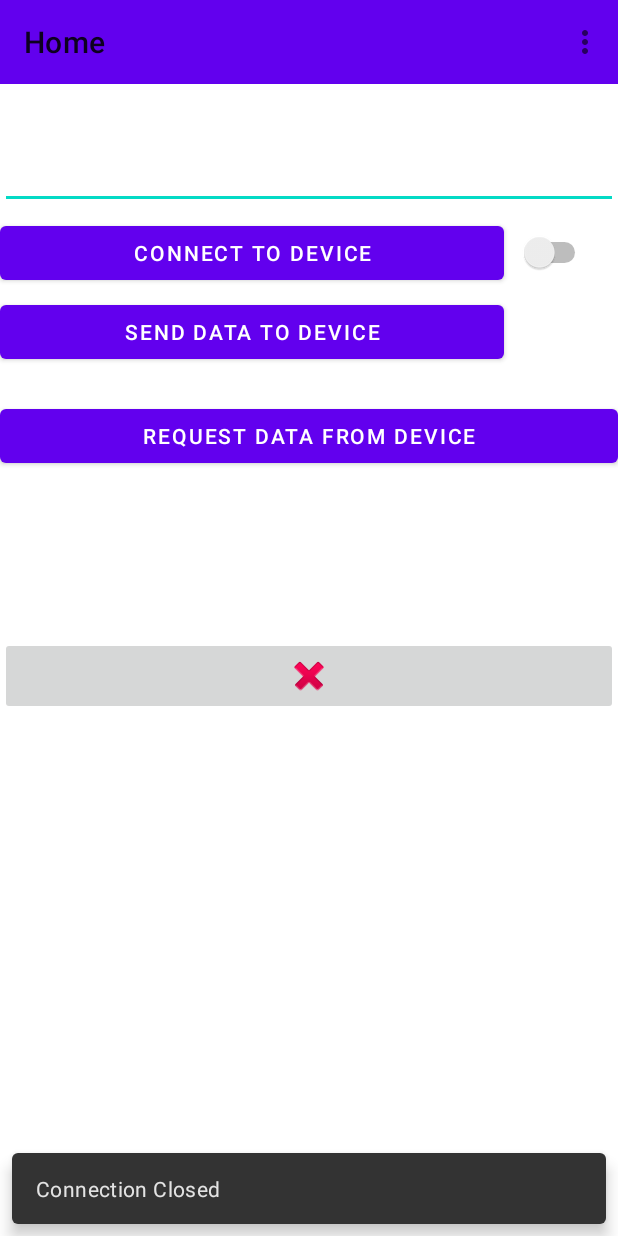
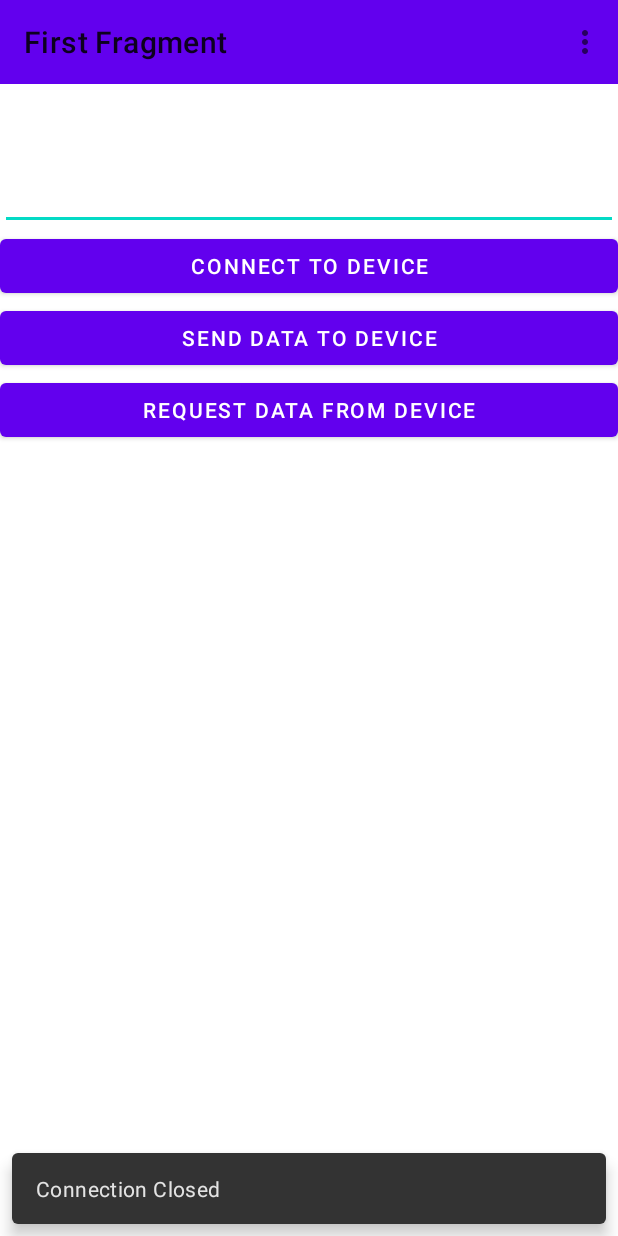
Before and after one commit to TheOGRafiki/LPVO-App, an Android app: the screen it shows after launch (MainActivity), after a tap on "SEND DATA TO DEVICE", on a phone screen of 412 x 824 dp. Run offline under Robolectric (Android 15) with nearby library versions, the phone set to English and light mode, and no system bars; our stand-ins replace navigation-ui; 1 other tap on this screen came first.

Commit message:
Revert "Added Touches to be More user friendly"
This reverts commit 4c7c147af626488ade343fadb8b66307c3524288.

```diff
--- a/MyApplication/app/src/main/java/com/example/myapplication/Home.java
+++ b/MyApplication/app/src/main/java/com/example/myapplication/Home.java
@@ -7,9 +7,6 @@ import android.view.ViewGroup;
 import android.widget.Button;
 import android.widget.EditText;
 import android.widget.ImageView;
-import android.widget.ProgressBar;
-import android.widget.Switch;
-import android.widget.TextView;
 
 import androidx.annotation.NonNull;
 import androidx.fragment.app.Fragment;
@@ -19,7 +16,6 @@ import com.example.myapplication.databinding.FragmentFirstBinding;
 import com.google.android.material.snackbar.Snackbar;
 import com.microchip.android.mcp2221comm.Mcp2221Comm;
 import com.microchip.android.microchipusb.MCP2221;
-
 import java.nio.ByteBuffer;
 import java.nio.charset.StandardCharsets;
 import java.util.Objects;
@@ -39,58 +35,39 @@ public class Home extends Fragment {
 
     }
 
-    String epsium = "Lorem ipsum dolor sit amet, consectetur adipiscing elit, sed do eiusmod tempor incididunt ut labore et dolore magna aliqua. Ut enim ad minim veniam, quis nostrud exercitation ullamco laboris nisi ut aliquip ex ea commodo consequat. Duis aute irure dolor in reprehenderit in voluptate velit esse cillum dolore eu fugiat nulla pariatur. Excepteur sint occaecat cupidatat non proident, sunt in culpa qui officia deserunt mollit anim id est laborum";
-
     public void onViewCreated(@NonNull View view, Bundle savedInstanceState) {
         super.onViewCreated(view, savedInstanceState);
         Mcp2221Comm newComm = new Mcp2221Comm(new MCP2221(getActivity()));
 
-        ProgressBar progressBar = (ProgressBar) getView().findViewById(R.id.progressBar);
-        progressBar.setVisibility(View.GONE);
-
-        // Connect To Device
         binding.buttonFirst.setOnClickListener(new View.OnClickListener() {
             @Override
             public void onClick(View view) {
+
                 try {
                     newComm.openCOM();
 
-                    if (newComm.isComOpen()) {
+                    if(newComm.isComOpen()) {
                         Snackbar.make(binding.getRoot(), "Status of Com Port: " + newComm.isComOpen(), Snackbar.LENGTH_LONG)
                                 .setAction("Action", null).show();
-                        Switch switchConnection = (Switch) getView().findViewById(R.id.switch1);
-                        switchConnection.setChecked(true);
-
                     } else {
                         Snackbar.make(binding.getRoot(), "No Connection Available", Snackbar.LENGTH_LONG)
                                 .setAction("Action", null).show();
-                        TextView editText = (TextView) getView().findViewById(R.id.Logger);
-                        editText.setText(epsium.toCharArray(), 0, epsium.length());
                         return;
                     }
-                } catch (Exception e) {
-                    TextView editText = (TextView) getView().findViewById(R.id.Logger);
-                    editText.setText(e.toString().toCharArray(), 0, e.toString().length());
-
+                }
+                catch (Exception e) {
+                    e.printStackTrace();
                 }
             }
         });
 
-        // Send Data to Device
-        binding.buttonSecond.setOnClickListener(new View.OnClickListener() {
+        binding.buttonSecond.setOnClickListener(new View.OnClickListener(){
             @Override
             public void onClick(View view) {
                 EditText editText = (EditText) getView().findViewById(R.id.editText);
                 String value = editText.getText().toString();
 
-                progressBar.setVisibility(View.GONE);
-
-                TextView logger = (TextView) getView().findViewById(R.id.Logger);
-                logger.setText("".toCharArray(), 0, 0);
-
-
-                if (newComm.isComOpen()) {
-                    progressBar.setVisibility(View.VISIBLE);
+                if(newComm.isComOpen()) {
 
                     try {
                         int isSuccess = newComm.writeI2cdata(Integer.valueOf(8).byteValue(),
@@ -98,38 +75,43 @@ public class Home extends Fragment {
                                 value.length(),
                                 400);
 
-                        if (isSuccess == 0) {
+                        if(isSuccess == 0)
+                        {
                             Snackbar.make(binding.getRoot(), "Data Sent!" + value, Snackbar.LENGTH_LONG)
                                     .setAction("Action", null).show();
-                        } else if (isSuccess < 0) {
+                        }
+                        else if(isSuccess < 0)
+                        {
                             Snackbar.make(binding.getRoot(), "Failed To Send." + value, Snackbar.LENGTH_LONG)
                                     .setAction("Action", null).show();
-                        } else {
+                        }
+                        else
+                        {
                             Snackbar.make(binding.getRoot(), "Unknown Error." + value, Snackbar.LENGTH_LONG)
                                     .setAction("Action", null).show();
                         }
-
-                    progressBar.setVisibility(View.GONE);
-                    } catch (Exception e) {
-                        editText.setText(e.toString().toCharArray(), 0, e.toString().length());
+                    }
+                    catch (Exception e)
+                    {
                         e.printStackTrace();
                     }
 
-                } else {
+                }
+                else
+                {
                     Snackbar.make(binding.getRoot(), "Connection Closed" + value, Snackbar.LENGTH_LONG)
                             .setAction("Action", null).show();
                 }
             }
         });
 
-        // Request Data From Device
         binding.buttonThird.setOnClickListener(new View.OnClickListener() {
             @Override
             public void onClick(View view) {
                 Snackbar.make(binding.getRoot(), "Requesting Data from: " + newComm, Snackbar.LENGTH_LONG)
                         .setAction("Action", null).show();
 
-                if (newComm.isComOpen()) {
+                if(newComm.isComOpen()) {
                     ByteBuffer buf = ByteBuffer.allocate(10);
                     newComm.readI2cData(Integer.valueOf(8).byteValue(), buf, 10, 400);
 
@@ -138,16 +120,6 @@ public class Home extends Fragment {
 
                 }
             }
-        });
-
-        // Clear Text
-        binding.clearText.setOnClickListener(new View.OnClickListener() {
-            @Override
-            public void onClick(View view) {
-                TextView logger = (TextView) getView().findViewById(R.id.Logger);
-                logger.setText("".toCharArray(), 0, 0);
-            }
-
         });
     }
 
--- a/MyApplication/app/src/main/res/layout/fragment_first.xml
+++ b/MyApplication/app/src/main/res/layout/fragment_first.xml
@@ -2,30 +2,26 @@
 <LinearLayout xmlns:android="http://schemas.android.com/apk/res/android"
     xmlns:app="http://schemas.android.com/apk/res-auto"
     xmlns:tools="http://schemas.android.com/tools"
+    android:orientation="vertical"
     android:layout_width="match_parent"
     android:layout_height="match_parent"
-    android:orientation="vertical"
     tools:context=".Home">
+
+    <Space
+        android:layout_width="match_parent"
+        android:layout_height="62dp" />
 
     <EditText
         android:id="@+id/editText"
         android:layout_width="match_parent"
-        android:layout_height="139dp"
+        android:layout_height="91dp"
         android:ems="10"
-        android:inputType="textPersonName"
-        android:text="" />
-
-    <Space
-        android:layout_width="match_parent"
-        android:layout_height="wrap_content" />
-
-    <TableRow
-        android:layout_width="match_parent"
-        android:layout_height="58dp">
+        android:gravity="start|top"
+        android:inputType="textMultiLine" />
 
     <Button
         android:id="@+id/button_first"
-            android:layout_width="336dp"
+        android:layout_width="match_parent"
         android:layout_height="wrap_content"
         android:text="Connect to Device"
         app:layout_constraintBottom_toBottomOf="parent"
@@ -34,32 +30,11 @@
         app:layout_constraintTop_toBottomOf="@id/button_first"
         tools:ignore="DuplicateSpeakableTextCheck" />
 
-        <Switch
-            android:id="@+id/switch1"
-            android:layout_width="58dp"
-            android:layout_height="58dp"
-            android:text=""
-            tools:ignore="UseSwitchCompatOrMaterialXml" />
-
-    </TableRow>
-
-    <TableRow
-        android:layout_width="match_parent"
-        android:layout_height="69dp">
-
     <Button
         android:id="@+id/button_second"
-            android:layout_width="336dp"
+        android:layout_width="match_parent"
         android:layout_height="wrap_content"
         android:text="Send Data to Device" />
-
-        <ProgressBar
-            android:id="@+id/progressBar"
-            style="?android:attr/progressBarStyle"
-            android:layout_width="72dp"
-            android:layout_height="match_parent" />
-
-    </TableRow>
 
     <Button
         android:id="@+id/button_third"
@@ -67,27 +42,4 @@
         android:layout_height="wrap_content"
         android:text="Request Data from Device" />
 
-
-    <TextView
-        android:id="@+id/Logger"
-        android:layout_width="match_parent"
-        android:layout_height="110dp"
-        android:text="" />
-
-    <ImageButton
-        android:id="@+id/clear_text"
-        android:layout_width="match_parent"
-        android:layout_height="wrap_content"
-        android:src="@android:drawable/ic_delete" />
-
-    <ScrollView
-        android:layout_width="match_parent"
-        android:layout_height="match_parent">
-
-        <LinearLayout
-            android:layout_width="match_parent"
-            android:layout_height="wrap_content"
-            android:orientation="vertical" />
-    </ScrollView>
-
 </LinearLayout>
--- a/MyApplication/app/src/main/res/values/strings.xml
+++ b/MyApplication/app/src/main/res/values/strings.xml
@@ -2,7 +2,7 @@
     <string name="app_name">My Application</string>
     <string name="action_settings">Settings</string>
     <!-- Strings used for fragments for navigation -->
-    <string name="first_fragment_label">Home</string>
+    <string name="first_fragment_label">First Fragment</string>
     <string name="second_fragment_label">Second Fragment</string>
     <string name="next">Next</string>
     <string name="previous">Previous</string>
```
Lines whose indentation alone changed are shown as unchanged.
